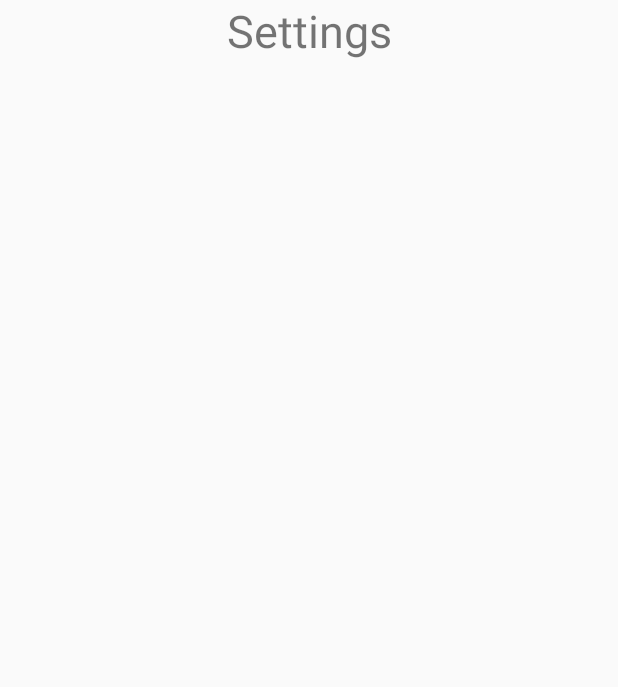
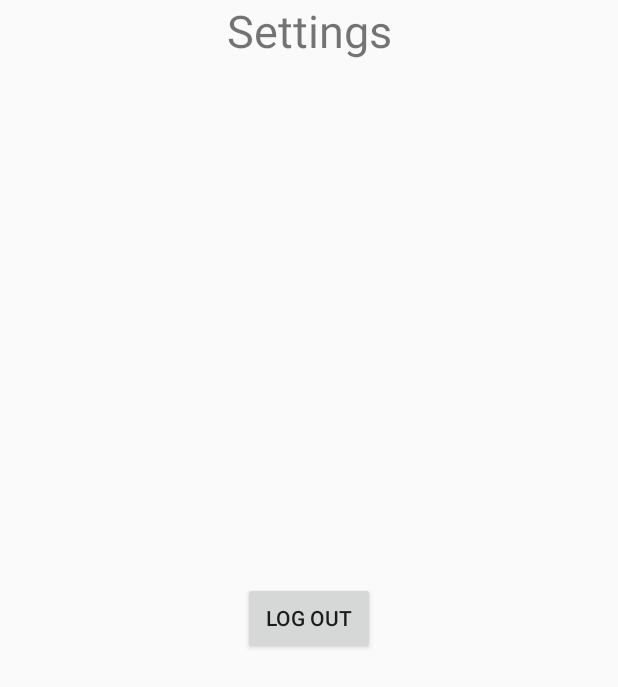
Before and after one commit to harshsshah999/studypdf, an Android app: the layout fragment_setting.xml on its own in the app's theme, with its tools: preview values and no code run, on a phone screen of 412 x 824 dp. Shown: the top 687 px of the screen. Run offline under Robolectric (Android 15) with nearby library versions, the phone set to English and light mode, and no system bars.

Commit message:
Keep Logged in Added Logout button added

```diff
--- a/app/src/main/java/com/app/hardik/studypdf/LoginPage.kt
+++ b/app/src/main/java/com/app/hardik/studypdf/LoginPage.kt
@@ -1,5 +1,6 @@
 package com.app.hardik.studypdf
 
+import android.content.Context
 import android.content.Intent
 import androidx.appcompat.app.AppCompatActivity
 import android.os.Bundle
@@ -116,6 +117,11 @@ class LoginPage : AppCompatActivity() {
             override fun onDataChange(p0: DataSnapshot) {
                 val flag = p0.value.toString()
                 //Log.i("flagID",flag)
+
+                getSharedPreferences("Loggedin", Context.MODE_PRIVATE).edit()
+                    .putBoolean("isLoggedin", true).apply()
+                getSharedPreferences("Loggedin", Context.MODE_PRIVATE).edit()
+                    .putString("Flag",flag).apply()
                 if(flag=="1") {
                     startActivity(Intent(this@LoginPage, userdashboard::class.java))
                     finish()
--- a/app/src/main/res/layout/fragment_setting.xml
+++ b/app/src/main/res/layout/fragment_setting.xml
@@ -1,16 +1,34 @@
 <?xml version="1.0" encoding="utf-8"?>
-<FrameLayout xmlns:android="http://schemas.android.com/apk/res/android"
+<androidx.constraintlayout.widget.ConstraintLayout xmlns:android="http://schemas.android.com/apk/res/android"
+    xmlns:app="http://schemas.android.com/apk/res-auto"
     xmlns:tools="http://schemas.android.com/tools"
+    android:id="@+id/frameLayout7"
     android:layout_width="match_parent"
     android:layout_height="match_parent"
     tools:context=".SettingFragment">
 
     <!-- TODO: Update blank fragment layout -->
     <TextView
-        android:layout_width="match_parent"
-        android:layout_height="match_parent"
+        android:id="@+id/textView16"
+        android:layout_width="0dp"
+        android:layout_height="0dp"
         android:text="Settings"
         android:textAlignment="center"
-        android:textSize="30sp" />
+        android:textSize="30sp"
+        app:layout_constraintBottom_toBottomOf="parent"
+        app:layout_constraintEnd_toEndOf="parent"
+        app:layout_constraintStart_toStartOf="parent"
+        app:layout_constraintTop_toTopOf="parent" />
 
-</FrameLayout>
+    <Button
+        android:id="@+id/logoutadmin"
+        android:layout_width="wrap_content"
+        android:layout_height="wrap_content"
+        android:text="Log Out"
+        app:layout_constraintBottom_toBottomOf="parent"
+        app:layout_constraintEnd_toEndOf="parent"
+        app:layout_constraintHorizontal_bias="0.5"
+        app:layout_constraintStart_toStartOf="parent"
+        app:layout_constraintTop_toTopOf="parent" />
+
+</androidx.constraintlayout.widget.ConstraintLayout>
```
Also changed, not shown: app/src/main/java/com/app/hardik/studypdf/MainActivity.kt (+64 -2 lines), app/src/main/java/com/app/hardik/studypdf/SettingFragment.kt (+20 -1 lines), app/src/main/java/com/app/hardik/studypdf/UserProfileFragment.kt (+13 -4 lines), app/src/main/res/layout/fragment_user_profile.xml (+14 -2 lines).
